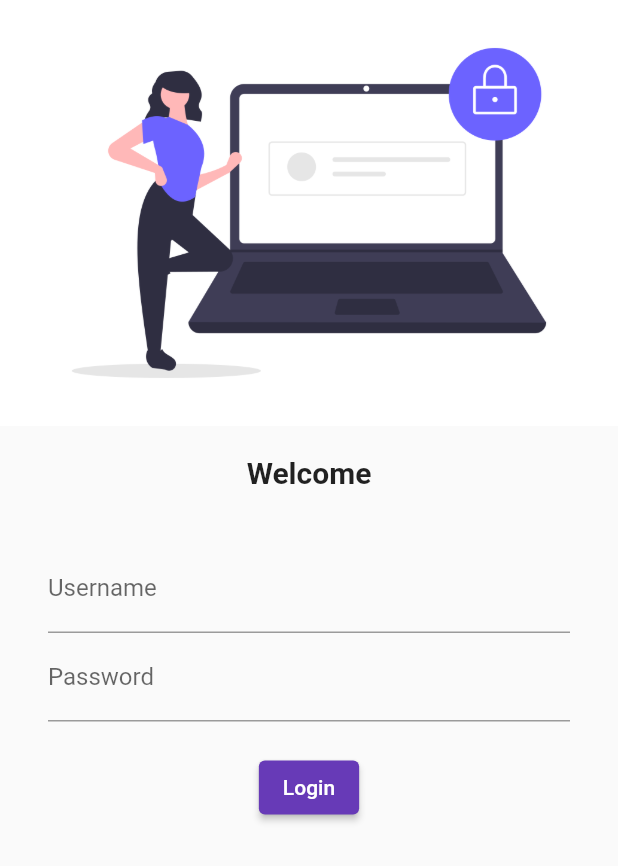
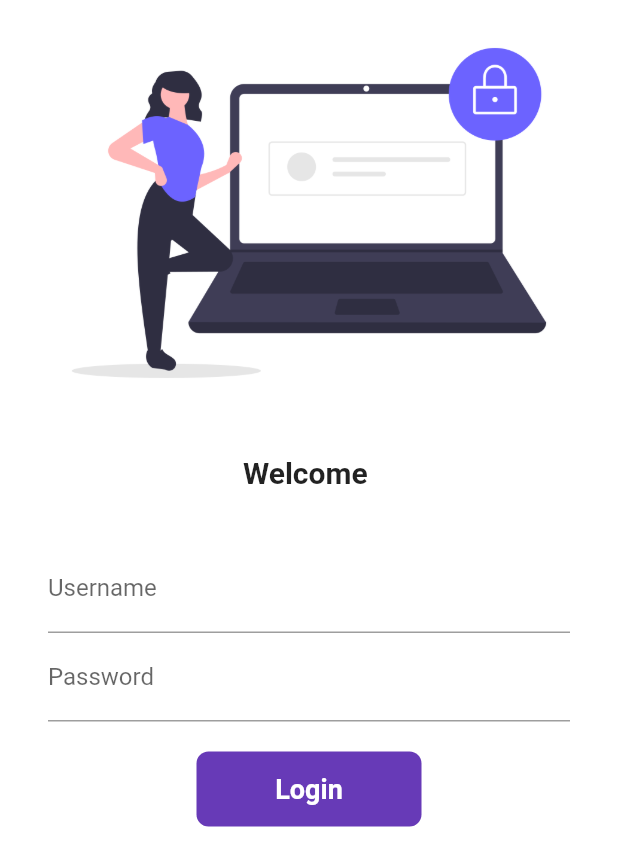
Before and after one commit to hafizomair/flutter-catalog, a Flutter app: the screen it shows after launch, on a phone screen of 412 x 824 dp. Shown: the top 866 px of the screen. Run offline on Flutter 3.47's test engine with Material 2 defaults, Android fonts, the phone set to English and light mode, and no system bars.

Commit message:
day6 completed

```diff
--- a/lib/main.dart
+++ b/lib/main.dart
@@ -1,14 +1,15 @@
 import 'package:flutter/material.dart';
 import 'package:flutter_catalog/pages/home_page.dart';
 import 'package:flutter_catalog/pages/login_page.dart';
+import 'package:flutter_catalog/utils/routes.dart';
 // import 'package:google_fonts/google_fonts.dart';
 
 void main() {
-  runApp(myApp());
+  runApp(MyApp());
 }
 
-class myApp extends StatelessWidget {
-  const myApp({Key? key}) : super(key: key);
+class MyApp extends StatelessWidget {
+  const MyApp({Key? key}) : super(key: key);
 
   @override
   Widget build(BuildContext context) {
@@ -22,8 +23,8 @@ class myApp extends StatelessWidget {
       darkTheme: ThemeData(brightness: Brightness.dark),
       initialRoute: "/login",
       routes: {
-        "/": (context) => Homepage(),
-        "/login": (context) => LoginPage()
+        MyRoutes.homeRoute: (context) => Homepage(),
+        MyRoutes.loginRoute: (context) => LoginPage()
       },
     );
   }
--- a/lib/pages/login_page.dart
+++ b/lib/pages/login_page.dart
@@ -1,13 +1,23 @@
 import 'dart:ui';
 
 import 'package:flutter/material.dart';
+import 'package:flutter_catalog/utils/routes.dart';
 
-class LoginPage extends StatelessWidget {
+class LoginPage extends StatefulWidget {
   const LoginPage({Key? key}) : super(key: key);
 
   @override
+  _LoginPageState createState() => _LoginPageState();
+}
+
+class _LoginPageState extends State<LoginPage> {
+  String name = "";
+  bool changeButton = false;
+  @override
   Widget build(BuildContext context) {
     return Material(
+        color: Colors.white,
+        child: SingleChildScrollView(
             child: Column(
           children: [
             Image.asset(
@@ -17,7 +27,7 @@ class LoginPage extends StatelessWidget {
             SizedBox(
               height: 20.0,
             ),
-        Text("Welcome",
+            Text("Welcome $name",
                 style: TextStyle(
                   fontWeight: FontWeight.bold,
                   fontSize: 20,
@@ -26,13 +36,17 @@ class LoginPage extends StatelessWidget {
               height: 20.0,
             ),
             Padding(
-            padding:
-                const EdgeInsets.symmetric(vertical: 16.0, horizontal: 32.0),
+                padding: const EdgeInsets.symmetric(
+                    vertical: 16.0, horizontal: 32.0),
                 child: Column(
                   children: [
                     TextFormField(
                       decoration: InputDecoration(
                           hintText: "Enter Username", labelText: "Username"),
+                      onChanged: (value) {
+                        name = value;
+                        setState(() {});
+                      },
                     ),
                     TextFormField(
                       obscureText: true,
@@ -42,15 +56,44 @@ class LoginPage extends StatelessWidget {
                     SizedBox(
                       height: 20.0,
                     ),
-                ElevatedButton(
-                  child: Text("Login"),
-                  onPressed: () {
-                    print("Hi Ghotki");
+                    InkWell(
+                        onTap: () async {
+                          setState(() {
+                            changeButton = true;
+                          });
+                          await Future.delayed(Duration(seconds: 1));
+                          Navigator.pushNamed(context, MyRoutes.homeRoute);
                         },
-                )
+                        child: AnimatedContainer(
+                          duration: Duration(seconds: 1),
+                          width: changeButton ? 50 : 150,
+                          height: 50,
+                          alignment: Alignment.center,
+                          child: changeButton
+                              ? Icon(Icons.done)
+                              : Text(
+                                  "Login",
+                                  style: TextStyle(
+                                      color: Colors.white,
+                                      fontWeight: FontWeight.bold,
+                                      fontSize: 18),
+                                ),
+                          decoration: BoxDecoration(
+                              color: Colors.deepPurple,
+                              //shape: changeButton?BoxShape.circle:BoxShape.rectangle
+                              borderRadius:
+                                  BorderRadius.circular(changeButton ? 20 : 8)),
+                        )),
+                    // ElevatedButton(
+                    //   child: Text("Login"),
+                    //   style: TextButton.styleFrom(minimumSize: Size(150, 40)),
+                    //   onPressed: () {
+                    //     Navigator.pushNamed(context, MyRoutes.homeRoute);
+                    //   },
+                    // )
                   ],
                 ))
           ],
-    ));
+        )));
   }
 }
--- /dev/null
+++ b/lib/utils/routes.dart
@@ -0,0 +1,4 @@
+class MyRoutes {
+  static String homeRoute = "/home";
+  static String loginRoute = "/login";
+}
```
Lines whose indentation alone changed are shown as unchanged.
